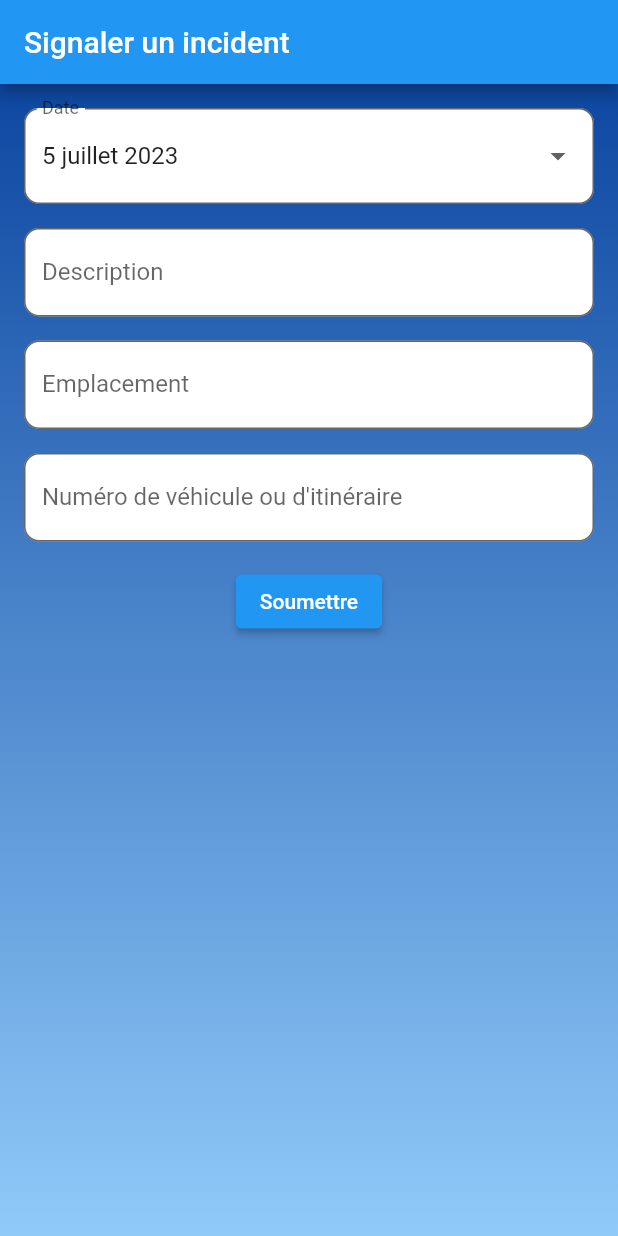
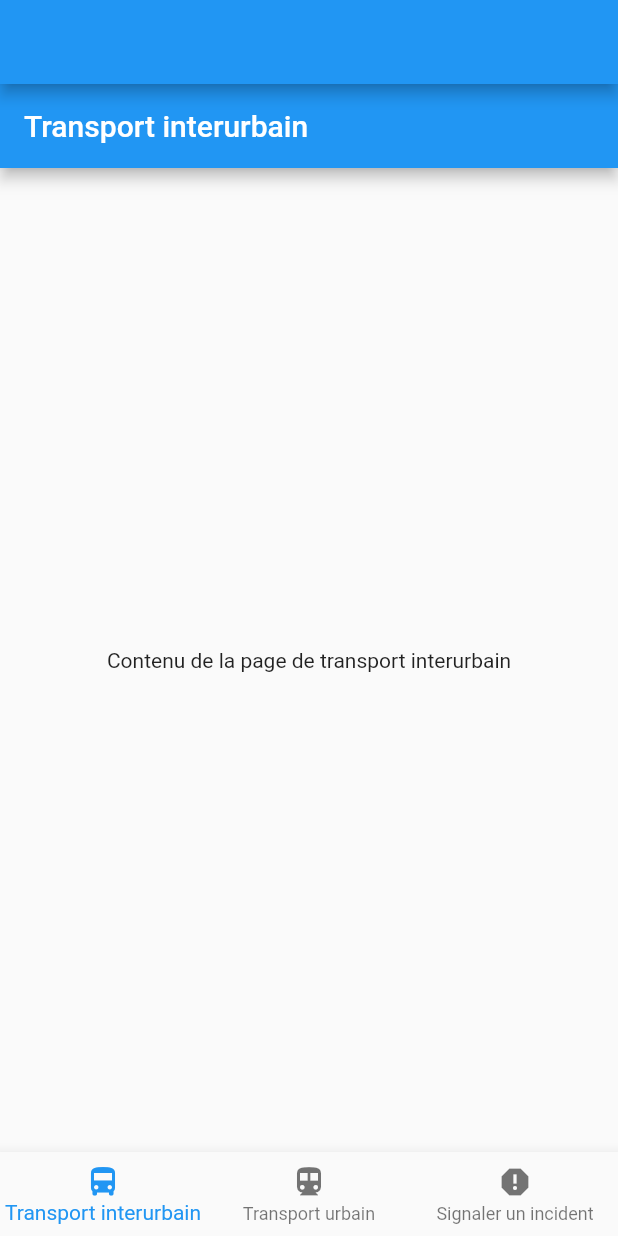
Before and after one commit to Diere21/GestuionTransport, a Flutter app: the screen it shows after launch, on a phone screen of 412 x 824 dp. Run offline on Flutter 3.47's test engine with Material 2 defaults, Android fonts, the light colour scheme and no system bars.

Commit message:
la page d'acceuill

```diff
--- /dev/null
+++ b/lib/My_Page/Home_Page.dart
@@ -0,0 +1,51 @@
+import 'package:flutter/material.dart';
+import 'package:gestion_transport/My_Page/InterurbainPage.dart';
+import 'package:gestion_transport/My_Page/Signaler_Incident.dart';
+import 'package:gestion_transport/My_Page/UrbainPage.dart';
+
+class HomePage extends StatefulWidget {
+  @override
+  _HomePageState createState() => _HomePageState();
+}
+
+class _HomePageState extends State<HomePage> {
+  int _selectedIndex = 0;
+
+  final List<Widget> _pages = [
+    InterurbainPage(),
+    UrbainPage(),
+    IncidentReportPage(),
+  ];
+
+  @override
+  Widget build(BuildContext context) {
+    return Scaffold(
+      appBar: AppBar(
+
+      ),
+      body: _pages[_selectedIndex],
+      bottomNavigationBar: BottomNavigationBar(
+        currentIndex: _selectedIndex,
+        onTap: (index) {
+          setState(() {
+            _selectedIndex = index;
+          });
+        },
+        items: [
+          BottomNavigationBarItem(
+            icon: Icon(Icons.directions_bus),
+            label: 'Transport interurbain',
+          ),
+          BottomNavigationBarItem(
+            icon: Icon(Icons.directions_subway),
+            label: 'Transport urbain',
+          ),
+          BottomNavigationBarItem(
+            icon: Icon(Icons.report),
+            label: 'Signaler un incident',
+          ),
+        ],
+      ),
+    );
+  }
+}
--- /dev/null
+++ b/lib/My_Page/InterurbainPage.dart
@@ -0,0 +1,14 @@
+import 'package:flutter/material.dart';
+class InterurbainPage extends StatelessWidget {
+  @override
+  Widget build(BuildContext context) {
+    return Scaffold(
+      appBar: AppBar(
+        title: Text('Transport interurbain'),
+      ),
+      body: Center(
+        child: Text('Contenu de la page de transport interurbain'),
+      ),
+    );
+  }
+}
--- /dev/null
+++ b/lib/My_Page/UrbainPage.dart
@@ -0,0 +1,14 @@
+import 'package:flutter/material.dart';
+class UrbainPage extends StatelessWidget {
+  @override
+  Widget build(BuildContext context) {
+    return Scaffold(
+      appBar: AppBar(
+        title: Text('Transport urbain'),
+      ),
+      body: Center(
+        child: Text('Contenu de la page de transport urbain'),
+      ),
+    );
+  }
+}
--- a/lib/main.dart
+++ b/lib/main.dart
@@ -1,4 +1,8 @@
+import 'package:gestion_transport/My_Page/Home_Page.dart';
+import 'package:gestion_transport/My_Page/InterurbainPage.dart';
 import 'package:gestion_transport/My_Page/Signaler_Incident.dart';
+import 'package:gestion_transport/My_Page/UrbainPage.dart';
+
 import 'package:intl/date_symbol_data_local.dart';
 import 'package:flutter/material.dart';
 
@@ -9,15 +13,20 @@ void main() {
     runApp(MyApp());
   });
 }
+
+
 class MyApp extends StatelessWidget {
   @override
   Widget build(BuildContext context) {
     return MaterialApp(
-      title: 'Gestion de transport terrestre',
-      theme: ThemeData(
-        primarySwatch: Colors.blue,
-      ),
-      home: IncidentReportPage(),
+      title: 'Application de transport',
+      initialRoute: '/',
+      routes: {
+        '/': (context) => HomePage(),
+        '/interurbain': (context) => InterurbainPage(),
+        '/urbain': (context) => UrbainPage(),
+        '/signaler_incident': (context) => IncidentReportPage(),
+      },
     );
   }
 }
```
Also changed, not shown: lib/My_Page/Signaler_Incident.dart (+0 -12 lines).
